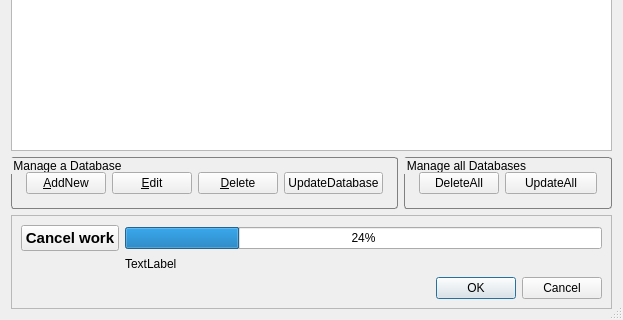
Before: the Qt Designer form QuickCatalog/cataloglist.ui in kanryu/quickviewer, drawn with Qt 5; both pictures show x 0 to 623 and y 195 to 515 of the 623 by 515 pixel window.
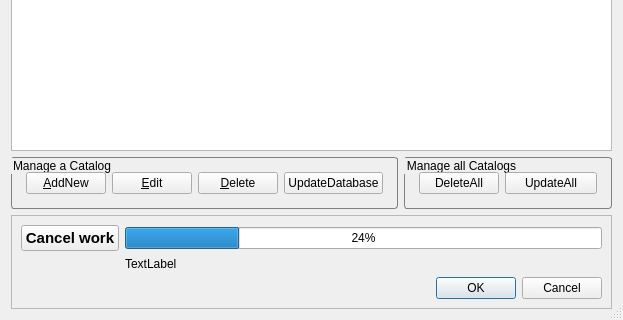
After: the same form once the commit is applied.

Commit message:
Support Book Catalogs, easy to view thumbnails of frontpage of books and search fast
- to create/view/search 'Catalogs'
    - whihc contains the thumbnails of frontpage of Books as icon
    - search by title(folder name of volumes)
- change words 'Database' -> 'Catalog'
- change QuickCatalog app to static lib
- hide updateButton/updateAllButton
- MainWindow can open CatalogWindow

```diff
--- a/QuickCatalog/cataloglist.ui
+++ b/QuickCatalog/cataloglist.ui
@@ -36,7 +36,7 @@
       </sizepolicy>
      </property>
      <property name="title">
-      <string>Manage a Database</string>
+      <string>Manage a Catalog</string>
      </property>
      <layout class="QGridLayout" name="gridLayout">
       <item row="0" column="0">
@@ -82,7 +82,7 @@
       </sizepolicy>
      </property>
      <property name="title">
-      <string>Manage all Databases</string>
+      <string>Manage all Catalogs</string>
      </property>
      <layout class="QFormLayout" name="formLayout">
       <item row="0" column="0">
```
Left out of the diff: 4 changed lines with no effect on the pictures. The commit also changes 16 other files.
